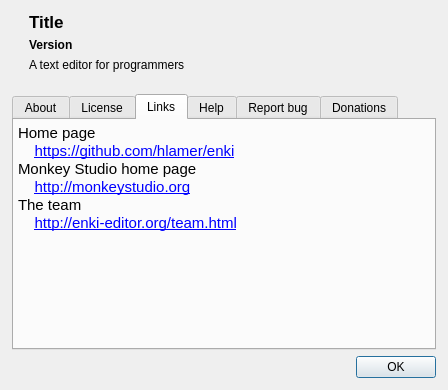
Before: the Qt Designer form enki/plugins/helpmenu/UIAbout.ui in andreikop/enki, drawn with Qt 5.
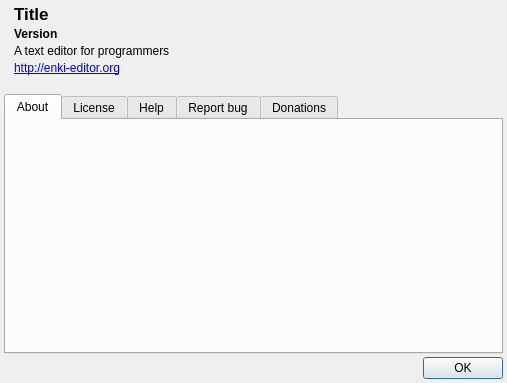
After: the same form once the commit is applied. The open tabs and pages were chosen to show the change. Icons and pictures are not drawn.

Commit message: Better about dialogue

Diff of the .ui file:
```diff
--- a/enki/plugins/helpmenu/UIAbout.ui
+++ b/enki/plugins/helpmenu/UIAbout.ui
@@ -6,21 +6,20 @@
    <rect>
     <x>0</x>
     <y>0</y>
-    <width>448</width>
-    <height>390</height>
+    <width>507</width>
+    <height>383</height>
    </rect>
   </property>
-  <layout class="QGridLayout" name="gridLayout">
-   <property name="horizontalSpacing">
-    <number>10</number>
-   </property>
-   <property name="verticalSpacing">
-    <number>6</number>
+  <layout class="QVBoxLayout" name="verticalLayout_3">
+   <property name="spacing">
+    <number>3</number>
    </property>
    <property name="margin">
-    <number>12</number>
+    <number>4</number>
    </property>
-   <item row="0" column="0" rowspan="3">
+   <item>
+    <layout class="QHBoxLayout" name="horizontalLayout">
+     <item>
     <widget class="QLabel" name="lIcon">
      <property name="sizePolicy">
       <sizepolicy hsizetype="Maximum" vsizetype="Preferred">
@@ -36,7 +35,12 @@
      </property>
     </widget>
    </item>
-   <item row="0" column="1">
+     <item>
+      <layout class="QVBoxLayout" name="verticalLayout_2">
+       <property name="spacing">
+        <number>3</number>
+       </property>
+       <item>
     <widget class="QLabel" name="lTitle">
      <property name="font">
       <font>
@@ -56,7 +60,7 @@
      </property>
     </widget>
    </item>
-   <item row="1" column="1">
+       <item>
     <widget class="QLabel" name="lVersion">
      <property name="font">
       <font>
@@ -76,7 +80,7 @@
      </property>
     </widget>
    </item>
-   <item row="2" column="1">
+       <item>
     <widget class="QLabel" name="lInformations">
      <property name="font">
       <font>
@@ -101,7 +105,24 @@
      </property>
     </widget>
    </item>
-   <item row="3" column="0" colspan="2">
+       <item>
+        <widget class="QLabel" name="lLink">
+         <property name="text">
+          <string>&lt;html&gt;&lt;head/&gt;&lt;body&gt;&lt;p&gt;&lt;a href=&quot;http://enki-editor.org&quot;&gt;&lt;span style=&quot; text-decoration: underline; color:#0000ff;&quot;&gt;http://enki-editor.org&lt;/span&gt;&lt;/a&gt;&lt;/p&gt;&lt;/body&gt;&lt;/html&gt;</string>
+         </property>
+         <property name="textFormat">
+          <enum>Qt::RichText</enum>
+         </property>
+         <property name="openExternalLinks">
+          <bool>true</bool>
+         </property>
+        </widget>
+       </item>
+      </layout>
+     </item>
+    </layout>
+   </item>
+   <item>
     <spacer name="verticalSpacer">
      <property name="orientation">
       <enum>Qt::Vertical</enum>
@@ -117,14 +138,7 @@
      </property>
     </spacer>
    </item>
-   <item row="5" column="0" colspan="2">
-    <widget class="QDialogButtonBox" name="buttonBox">
-     <property name="standardButtons">
-      <set>QDialogButtonBox::Ok</set>
-     </property>
-    </widget>
-   </item>
-   <item row="4" column="0" colspan="2">
+   <item>
     <widget class="QTabWidget" name="twAbout">
      <property name="currentIndex">
       <number>3</number>
@@ -314,106 +328,6 @@
        <string>License</string>
       </attribute>
      </widget>
-     <widget class="QTextBrowser" name="tbLinks">
-      <property name="palette">
-       <palette>
-        <active>
-         <colorrole role="Base">
-          <brush brushstyle="SolidPattern">
-           <color alpha="0">
-            <red>255</red>
-            <green>255</green>
-            <blue>255</blue>
-           </color>
-          </brush>
-         </colorrole>
-         <colorrole role="Window">
-          <brush brushstyle="SolidPattern">
-           <color alpha="0">
-            <red>0</red>
-            <green>0</green>
-            <blue>0</blue>
-           </color>
-          </brush>
-         </colorrole>
-        </active>
-        <inactive>
-         <colorrole role="Base">
-          <brush brushstyle="SolidPattern">
-           <color alpha="0">
-            <red>255</red>
-            <green>255</green>
-            <blue>255</blue>
-           </color>
-          </brush>
-         </colorrole>
-         <colorrole role="Window">
-          <brush brushstyle="SolidPattern">
-           <color alpha="0">
-            <red>0</red>
-            <green>0</green>
-            <blue>0</blue>
-           </color>
-          </brush>
-         </colorrole>
-        </inactive>
-        <disabled>
-         <colorrole role="Base">
-          <brush brushstyle="SolidPattern">
-           <color alpha="0">
-            <red>0</red>
-            <green>0</green>
-            <blue>0</blue>
-           </color>
-          </brush>
-         </colorrole>
-         <colorrole role="Window">
-          <brush brushstyle="SolidPattern">
-           <color alpha="0">
-            <red>0</red>
-            <green>0</green>
-            <blue>0</blue>
-           </color>
-          </brush>
-         </colorrole>
-        </disabled>
-       </palette>
-      </property>
-      <property name="autoFillBackground">
-       <bool>true</bool>
-      </property>
-      <property name="frameShape">
-       <enum>QFrame::NoFrame</enum>
-      </property>
-      <property name="horizontalScrollBarPolicy">
-       <enum>Qt::ScrollBarAlwaysOff</enum>
-      </property>
-      <property name="tabChangesFocus">
-       <bool>true</bool>
-      </property>
-      <property name="html">
-       <string>&lt;!DOCTYPE HTML PUBLIC &quot;-//W3C//DTD HTML 4.0//EN&quot; &quot;http://www.w3.org/TR/REC-html40/strict.dtd&quot;&gt;
-&lt;html&gt;&lt;head&gt;&lt;meta name=&quot;qrichtext&quot; content=&quot;1&quot; /&gt;&lt;style type=&quot;text/css&quot;&gt;
-p, li { white-space: pre-wrap; }
-&lt;/style&gt;&lt;/head&gt;&lt;body style=&quot; font-family:'Sans'; font-size:10pt; font-weight:400; font-style:normal;&quot;&gt;
-&lt;p style=&quot; margin-top:0px; margin-bottom:0px; margin-left:0px; margin-right:0px; -qt-block-indent:0; text-indent:0px;&quot;&gt;&lt;span style=&quot; font-family:'Ubuntu'; font-size:11pt;&quot;&gt;Home page&lt;/span&gt;&lt;/p&gt;
-&lt;p style=&quot; margin-top:0px; margin-bottom:0px; margin-left:0px; margin-right:0px; -qt-block-indent:0; text-indent:0px;&quot;&gt;&lt;span style=&quot; font-family:'Ubuntu'; font-size:11pt;&quot;&gt;    &lt;/span&gt;&lt;a href=&quot;https://github.com/hlamer/enki&quot;&gt;&lt;span style=&quot; font-family:'Ubuntu'; font-size:11pt; text-decoration: underline; color:#0000ff;&quot;&gt;https://github.com/hlamer/enki&lt;/span&gt;&lt;/a&gt;&lt;/p&gt;
-&lt;p style=&quot; margin-top:0px; margin-bottom:0px; margin-left:0px; margin-right:0px; -qt-block-indent:0; text-indent:0px;&quot;&gt;&lt;span style=&quot; font-family:'Ubuntu'; font-size:11pt;&quot;&gt;Monkey Studio home page&lt;/span&gt;&lt;/p&gt;
-&lt;p style=&quot; margin-top:0px; margin-bottom:0px; margin-left:0px; margin-right:0px; -qt-block-indent:0; text-indent:0px;&quot;&gt;&lt;span style=&quot; font-family:'Ubuntu'; font-size:11pt;&quot;&gt;    &lt;/span&gt;&lt;a href=&quot;http://monkeystudio.org&quot;&gt;&lt;span style=&quot; font-family:'Ubuntu'; font-size:11pt; text-decoration: underline; color:#0000ff;&quot;&gt;http://monkeystudio.org&lt;/span&gt;&lt;/a&gt;&lt;/p&gt;
-&lt;p style=&quot; margin-top:0px; margin-bottom:0px; margin-left:0px; margin-right:0px; -qt-block-indent:0; text-indent:0px;&quot;&gt;&lt;span style=&quot; font-family:'Ubuntu'; font-size:11pt;&quot;&gt;The team&lt;/span&gt;&lt;/p&gt;
-&lt;p style=&quot; margin-top:0px; margin-bottom:0px; margin-left:0px; margin-right:0px; -qt-block-indent:0; text-indent:0px;&quot;&gt;&lt;span style=&quot; font-family:'Ubuntu'; font-size:11pt;&quot;&gt;    &lt;/span&gt;&lt;a href=&quot;http://enki-editor.org/team.html&quot;&gt;&lt;span style=&quot; font-family:'Ubuntu'; font-size:11pt; text-decoration: underline; color:#0000ff;&quot;&gt;http://enki-editor.org/team.html&lt;/span&gt;&lt;/a&gt;&lt;/p&gt;
-&lt;p style=&quot;-qt-paragraph-type:empty; margin-top:0px; margin-bottom:0px; margin-left:0px; margin-right:0px; -qt-block-indent:0; text-indent:0px; font-family:'Ubuntu'; font-size:11pt;&quot;&gt;&lt;br /&gt;&lt;/p&gt;&lt;/body&gt;&lt;/html&gt;</string>
-      </property>
-      <property name="tabStopWidth">
-       <number>40</number>
-      </property>
-      <property name="openExternalLinks">
-       <bool>true</bool>
-      </property>
-      <attribute name="title">
-       <string>Links</string>
-      </attribute>
-     </widget>
      <widget class="QTextBrowser" name="tbHelp">
       <property name="palette">
        <palette>
@@ -729,6 +643,13 @@
      </widget>
     </widget>
    </item>
+   <item>
+    <widget class="QDialogButtonBox" name="buttonBox">
+     <property name="standardButtons">
+      <set>QDialogButtonBox::Ok</set>
+     </property>
+    </widget>
+   </item>
   </layout>
  </widget>
  <resources>
```
Left out of the diff: 2 changed lines with no effect on the pictures. Lines whose indentation alone changed are shown as unchanged.
